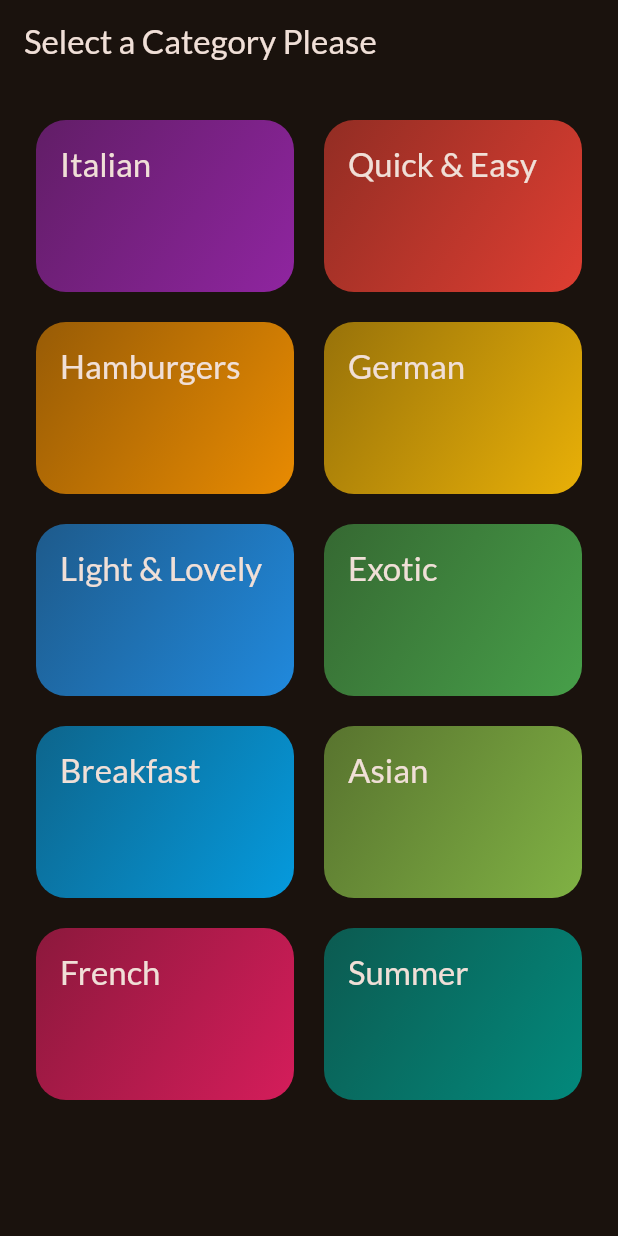
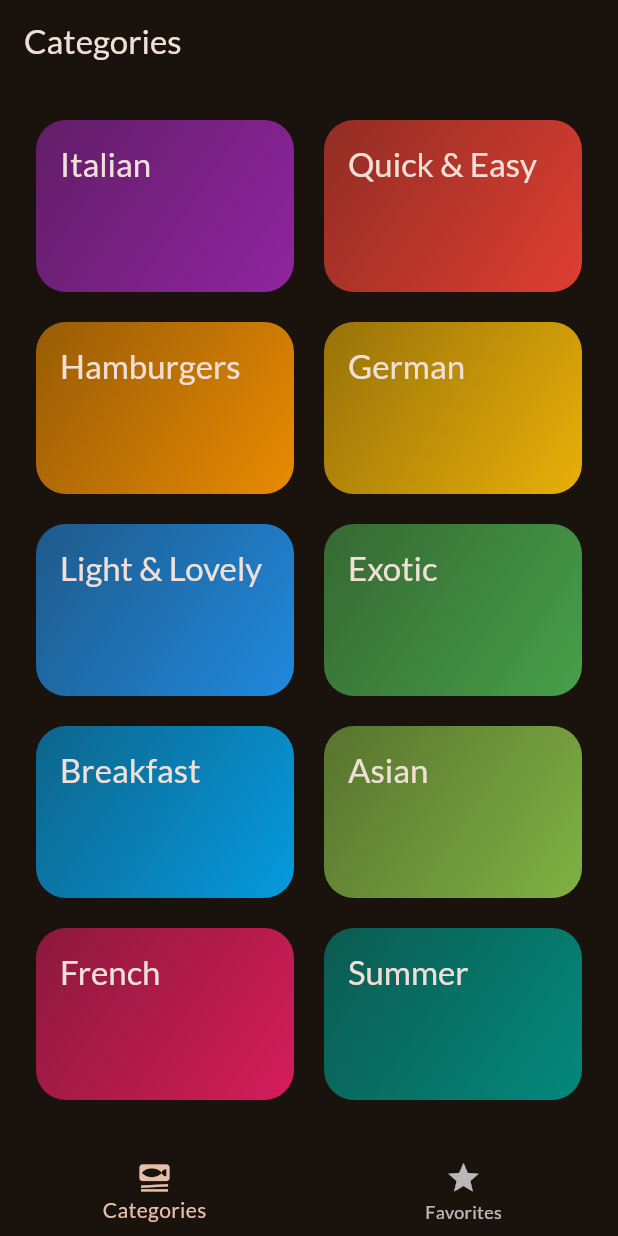
Before and after one commit to newtonkim/Flutter-meals-app, a Flutter app: the screen it shows after launch, on a phone screen of 412 x 824 dp. Run offline on Flutter 3.47's test engine with Material 2 defaults, Android fonts, the phone set to English and light mode, and no system bars; our stand-ins replace google_fonts, transparent_image.

Commit message:
add bottomNavigationBar

```diff
--- a/lib/main.dart
+++ b/lib/main.dart
@@ -1,6 +1,6 @@
 import 'package:flutter/material.dart';
 import 'package:google_fonts/google_fonts.dart';
-import 'package:meals/screens/categories_screen.dart';
+import 'package:meals/screens/tabs.dart';
 
 
 final theme = ThemeData(
@@ -24,7 +24,7 @@ class App extends StatelessWidget {
     return MaterialApp(
       theme: theme,
       // home: const CategoriesScreen()
-      home:const CategoriesScreen()
+      home:const TabsScreen()
     );
   }
 }
--- a/lib/screens/categories_screen.dart
+++ b/lib/screens/categories_screen.dart
@@ -24,11 +24,7 @@ class CategoriesScreen extends StatelessWidget {
 
   @override
   Widget build(context) {
-    return Scaffold(
-      appBar: AppBar(
-        title: const Text('Select a Category Please'),
-      ),
-      body: GridView(
+    return  GridView(
         padding: const EdgeInsets.all(24),
         gridDelegate: const SliverGridDelegateWithFixedCrossAxisCount(
             crossAxisCount: 2,
@@ -46,7 +42,6 @@ class CategoriesScreen extends StatelessWidget {
               },
             )
         ],
-      ),
-    );
+      );
   }
 }
--- a/lib/screens/meal_detail.dart
+++ b/lib/screens/meal_detail.dart
@@ -13,7 +13,7 @@ class  MealDetailScreen extends StatelessWidget {
   Widget build(BuildContext context) {
     return  Scaffold(
       appBar: AppBar(
-        title: Text(meal.title ),
+        title: Text(meal.title),
       ),
          body: Image.network(
           meal.imageUrl,
--- /dev/null
+++ b/lib/screens/tabs.dart
@@ -0,0 +1,47 @@
+
+import 'package:flutter/material.dart';
+import 'package:meals/screens/categories_screen.dart';
+import 'package:meals/screens/meals.dart';
+
+class TabsScreen  extends StatefulWidget {
+  const TabsScreen({super.key});
+
+  @override
+  State<TabsScreen>createState() {
+   return _TabsScreenState();
+  }
+}
+  class _TabsScreenState extends State<TabsScreen> {
+
+    int _selectedPageIndex = 0;
+
+    void _selectPage(int index) {
+        setState(() {
+            _selectedPageIndex = index;
+        });
+    }
+    Widget build(BuildContext context) {
+        Widget activePage = const CategoriesScreen();
+        var  activePagetitle  = 'Categories';
+
+        if(_selectedPageIndex == 1) {
+            activePage = const MealsScreen(meals: []);
+            activePagetitle = 'Your Favorites';
+        }
+
+      return Scaffold(
+        appBar: AppBar(
+          title: Text(activePagetitle),
+        ),
+        body:  activePage,
+        bottomNavigationBar: BottomNavigationBar(
+            onTap: _selectPage,
+            currentIndex: _selectedPageIndex,
+              items:const [
+                BottomNavigationBarItem(icon: Icon(Icons.set_meal), label: 'Categories',),
+                BottomNavigationBarItem(icon: Icon(Icons.star), label: 'Favorites',),
+              ],
+        ),
+      );
+    }
+  }
```
Also changed, not shown: lib/screens/meals.dart (+7 -3 lines).
